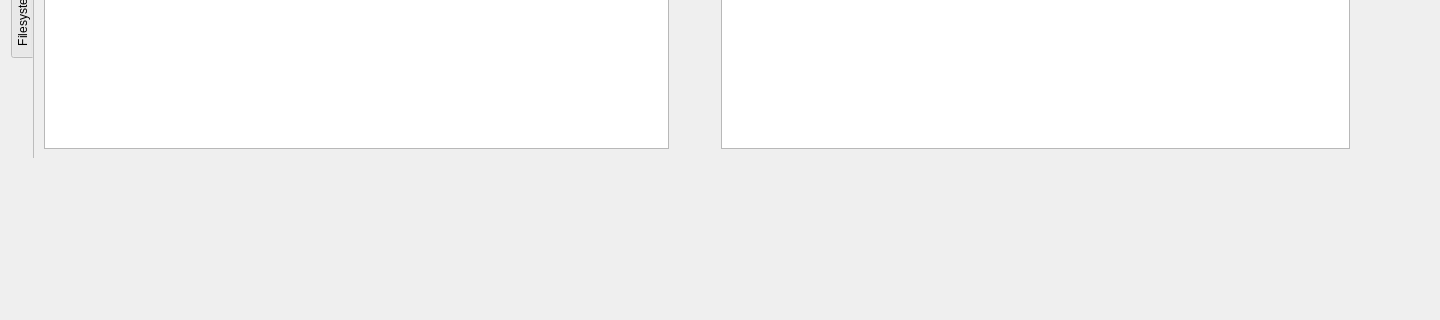
Qt form mainwindow.ui (ic005k/Xiasl) before a commit; both pictures show x 0 to 1440 and y 212 to 532 of the 1440 by 730 pixel window.
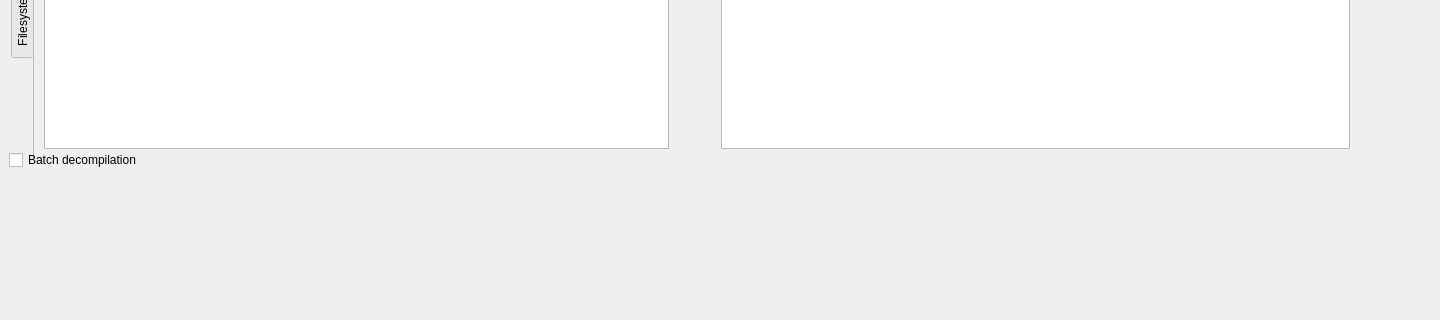
The same form after that commit. Icons and pictures are not drawn.

Diff of the .ui file:
```diff
--- a/mainwindow.ui
+++ b/mainwindow.ui
@@ -313,7 +313,18 @@
      </widget>
     </item>
     <item row="0" column="0" rowspan="8" colspan="12">
-     <layout class="QGridLayout" name="gridLayout_9"/>
+     <layout class="QGridLayout" name="gridLayout_9">
+      <item row="0" column="0">
+       <widget class="QCheckBox" name="chkAll">
+        <property name="toolTip">
+         <string>Decompile all AML files in the directory where the opened file is located</string>
+        </property>
+        <property name="text">
+         <string>Batch decompilation</string>
+        </property>
+       </widget>
+      </item>
+     </layout>
     </item>
     <item row="7" column="9">
      <widget class="QCheckBox" name="chkName">
```
Left out of the diff: 12 changed lines with no effect on the pictures.
